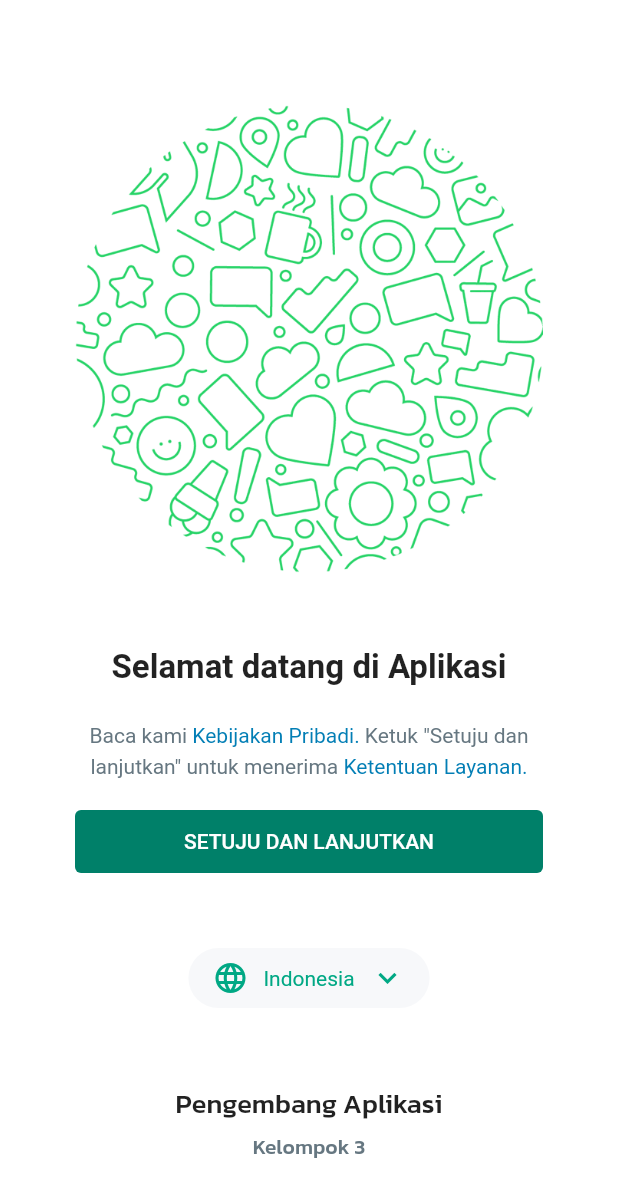
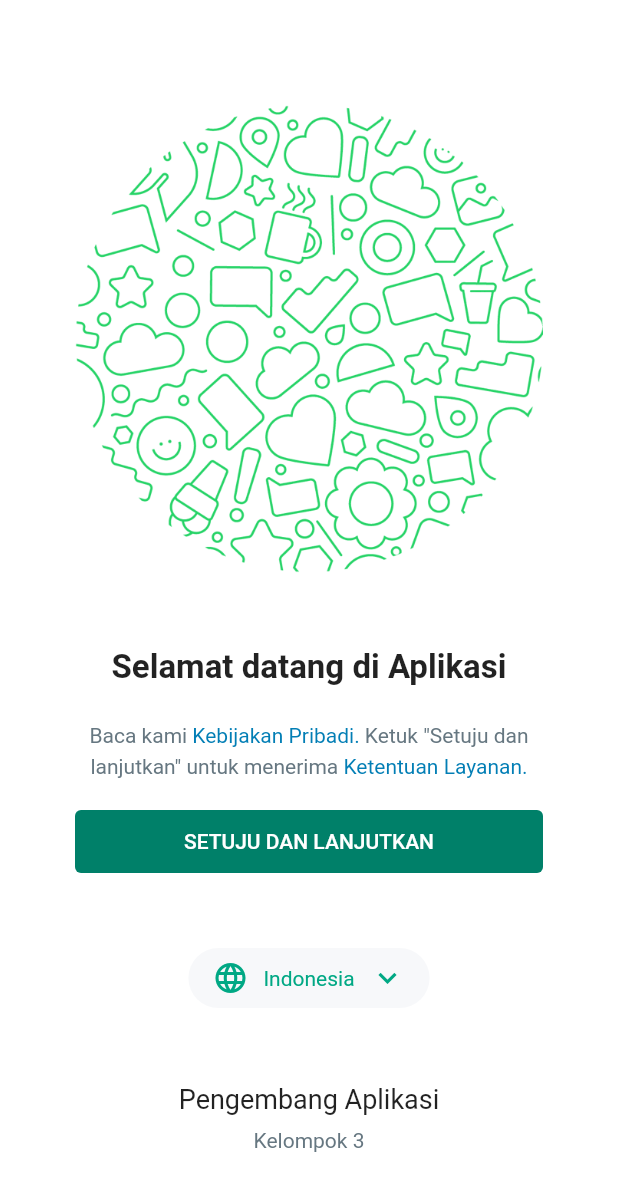
Before and after one commit to muhamadfarhaninc/aplikasichat, a Flutter app: the screen it shows after launch, on a phone screen of 412 x 824 dp. Shown: the top 1197 px of the screen. Run offline on Flutter 3.47's test engine with Material 2 defaults, Android fonts, the phone set to English and light mode, and no system bars; our stand-ins replace cached_network_image, cloud_firestore, country_picker, firebase_auth, firebase_core, firebase_database and 7 more; missing offline and left inert: custom_clippers, photo_manager; accounts and stored records are empty.

Commit message:
Memperbaiki Bug Kecil

```diff
--- a/lib/common/theme/dark_theme.dart
+++ b/lib/common/theme/dark_theme.dart
@@ -6,7 +6,7 @@ import 'package:whatsapp_messenger/common/utils/coloors.dart';
 ThemeData darkTheme() {
   final ThemeData base = ThemeData.dark();
   return base.copyWith(
-    backgroundColor: Coloors.backgroundDark,
+    canvasColor: Coloors.backgroundDark,
     scaffoldBackgroundColor: Coloors.backgroundDark,
     extensions: [CustomThemeExtension.darkMode],
     appBarTheme: const AppBarTheme(
--- a/lib/common/theme/light_theme.dart
+++ b/lib/common/theme/light_theme.dart
@@ -7,7 +7,7 @@ import '../extension/custom_theme_extension.dart';
 ThemeData lightTheme() {
   final ThemeData base = ThemeData.light();
   return base.copyWith(
-    backgroundColor: Coloors.backgroundLight,
+    canvasColor: Coloors.backgroundLight,
     scaffoldBackgroundColor: Coloors.backgroundLight,
     extensions: [CustomThemeExtension.lightMode],
     appBarTheme: const AppBarTheme(
--- a/lib/feature/auth/pages/image_picker_page.dart
+++ b/lib/feature/auth/pages/image_picker_page.dart
@@ -93,7 +93,7 @@ class _ImagePickerPageState extends State<ImagePickerPage> {
   Widget build(BuildContext context) {
     return Scaffold(
       appBar: AppBar(
-        backgroundColor: Theme.of(context).backgroundColor,
+        backgroundColor: Theme.of(context).canvasColor,
         leading: CustomIconButton(
           onPressed: () => Navigator.pop(context),
           icon: Icons.arrow_back,
--- a/lib/feature/auth/pages/login_page.dart
+++ b/lib/feature/auth/pages/login_page.dart
@@ -59,7 +59,7 @@ class _LoginPageState extends ConsumerState<LoginPage> {
       favorite: ['ID'],
       countryListTheme: CountryListThemeData(
         bottomSheetHeight: 600,
-        backgroundColor: Theme.of(context).backgroundColor,
+        backgroundColor: Theme.of(context).canvasColor,
         flagSize: 22,
         borderRadius: BorderRadius.circular(20),
         textStyle: TextStyle(color: context.theme.greyColor),
--- a/lib/feature/auth/pages/user_info_page.dart
+++ b/lib/feature/auth/pages/user_info_page.dart
@@ -177,7 +177,7 @@ class _UserInfoPageState extends ConsumerState<UserInfoPage> {
   Widget build(BuildContext context) {
     return Scaffold(
       appBar: AppBar(
-        backgroundColor: Theme.of(context).backgroundColor,
+        backgroundColor: Theme.of(context).canvasColor,
         elevation: 0,
         title: Text(
           'Informasi profil',
--- a/lib/feature/chat/pages/profile_page.dart
+++ b/lib/feature/chat/pages/profile_page.dart
@@ -27,7 +27,7 @@ class ProfilePage extends StatelessWidget {
             child: Column(
               children: [
                 Container(
-                  color: Theme.of(context).backgroundColor,
+                  color: Theme.of(context).canvasColor,
                   child: Column(
                     children: [
                       Text(
@@ -198,7 +198,7 @@ class SliverPersistentDelegate extends SliverPersistentHeaderDelegate {
       maxImageSize,
     );
     return Container(
-      color: Theme.of(context).backgroundColor,
+      color: Theme.of(context).canvasColor,
       child: Container(
         color: Theme.of(context)
             .appBarTheme
@@ -233,7 +233,7 @@ class SliverPersistentDelegate extends SliverPersistentHeaderDelegate {
                 icon: Icons.more_vert,
                 iconColor: percent2 > .3
                     ? Colors.white.withOpacity(percent2)
-                    : Theme.of(context).textTheme.bodyText2!.color,
+                    : Theme.of(context).colorScheme.onBackground,
               ),
             ),
             Positioned(
--- a/pubspec.yaml
+++ b/pubspec.yaml
@@ -115,11 +115,6 @@ flutter:
   #       - asset: fonts/TrajanPro.ttf
   #       - asset: fonts/TrajanPro_Bold.ttf
   #         weight: 700
-  fonts:
-    - family: Kanit
-      fonts:
-        - asset: assets/fonts/Kanit-Medium.ttf
-          style: italic
   #
   # For details regarding fonts from package dependencies,
   # see https://flutter.dev/custom-fonts/#from-packages
```
